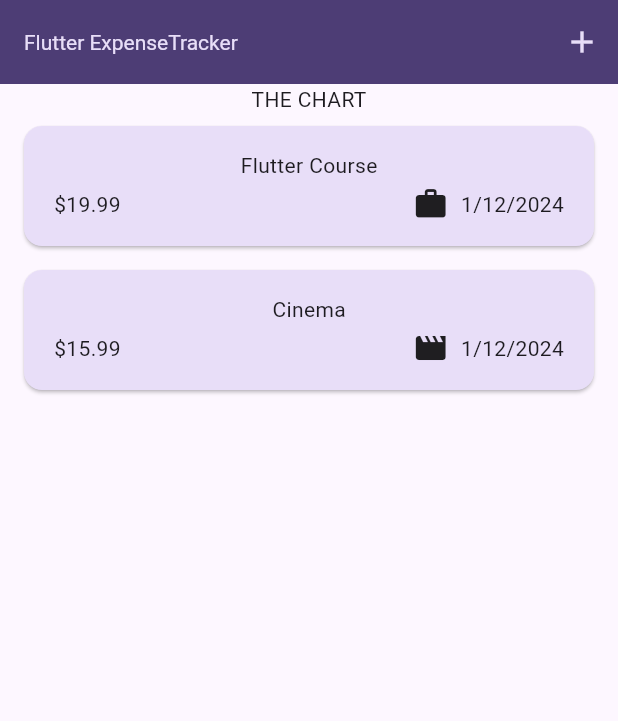
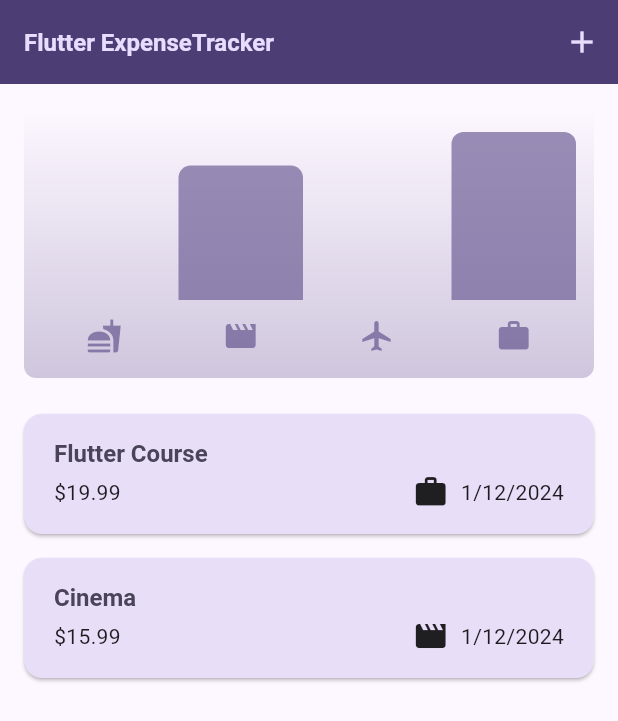
Before and after one commit to TheoBreaux/expense_tracker_flutter, a Flutter app: the screen it shows after launch, on a phone screen of 412 x 824 dp. Shown: the top 721 px of the screen. Run offline on Flutter 3.47's test engine with Material 3 defaults, Android fonts, the phone set to English and light mode, and no system bars.

Commit message:
chart and chartbar added

```diff
--- a/lib/main.dart
+++ b/lib/main.dart
@@ -5,15 +5,32 @@ var kColorScheme = ColorScheme.fromSeed(
   seedColor: const Color.fromARGB(255, 96, 59, 181),
 );
 
+var kDarkColorScheme = ColorScheme.fromSeed(
+  brightness: Brightness.dark,
+  seedColor: const Color.fromARGB(255, 5, 99, 125),
+);
+
 void main() {
   runApp(
     MaterialApp(
       // debugShowCheckedModeBanner: false,
+      darkTheme: ThemeData.dark().copyWith(
+        colorScheme: kDarkColorScheme,
+        cardTheme: const CardTheme().copyWith(
+          color: kDarkColorScheme.secondaryContainer,
+          margin: const EdgeInsets.symmetric(horizontal: 16, vertical: 8),
+        ),
+        elevatedButtonTheme: ElevatedButtonThemeData(
+          style: ElevatedButton.styleFrom(
+              backgroundColor: kDarkColorScheme.primaryContainer,
+              foregroundColor: kDarkColorScheme.onPrimaryContainer),
+        ),
+      ),
       theme: ThemeData(
         colorScheme: kColorScheme,
         appBarTheme: const AppBarTheme().copyWith(
           backgroundColor: kColorScheme.onPrimaryContainer,
-          foregroundColor: kColorScheme.secondaryContainer,
+          foregroundColor: kColorScheme.primaryContainer,
         ),
         cardTheme: const CardTheme().copyWith(
           color: kColorScheme.secondaryContainer,
@@ -26,12 +43,13 @@ void main() {
         ),
         textTheme: ThemeData().textTheme.copyWith(
               titleLarge: TextStyle(
-                fontWeight: FontWeight.normal,
+                fontWeight: FontWeight.bold,
                 color: kColorScheme.onSecondaryContainer,
-                fontSize: 14,
+                fontSize: 16,
               ),
             ),
       ),
+      //themeMode: ThemeMode.system, //default
       home: const Expenses(),
     ),
   );
--- a/lib/models/expense.dart
+++ b/lib/models/expense.dart
@@ -52,3 +52,27 @@ class Expense {
     return formatter.format(date);
   }
 }
+
+class ExpenseBucket {
+  const ExpenseBucket({
+    required this.category,
+    required this.expenses,
+  });
+
+  ExpenseBucket.forCategory(List<Expense> allExpenses, this.category)
+      : expenses = allExpenses
+            .where((expense) => expense.category == category)
+            .toList();
+
+  final Category category;
+  final List<Expense> expenses;
+
+  double get totalExpenses {
+    double sum = 0;
+
+    for (final expense in expenses) {
+      sum += expense.amount;
+    }
+    return sum;
+  }
+}
--- /dev/null
+++ b/lib/widgets/chart/chart.dart
@@ -0,0 +1,94 @@
+import 'package:flutter/material.dart';
+import 'package:expense_tracker/widgets/chart/chart_bar.dart';
+import 'package:expense_tracker/models/expense.dart';
+
+class Chart extends StatelessWidget {
+  const Chart({super.key, required this.expenses});
+
+  final List<Expense> expenses;
+
+  List<ExpenseBucket> get buckets {
+    return [
+      ExpenseBucket.forCategory(expenses, Category.food),
+      ExpenseBucket.forCategory(expenses, Category.entertainment),
+      ExpenseBucket.forCategory(expenses, Category.travel),
+      ExpenseBucket.forCategory(expenses, Category.work),
+    ];
+  }
+
+  double get maxTotalExpense {
+    double maxTotalExpense = 0;
+
+    for (final bucket in buckets) {
+      if (bucket.totalExpenses > maxTotalExpense) {
+        maxTotalExpense = bucket.totalExpenses;
+      }
+    }
+
+    return maxTotalExpense;
+  }
+
+  @override
+  Widget build(BuildContext context) {
+    final isDarkMode =
+        MediaQuery.of(context).platformBrightness == Brightness.dark;
+    return Container(
+      margin: const EdgeInsets.all(16),
+      padding: const EdgeInsets.symmetric(
+        vertical: 16,
+        horizontal: 8,
+      ),
+      width: double.infinity,
+      height: 180,
+      decoration: BoxDecoration(
+        borderRadius: BorderRadius.circular(8),
+        gradient: LinearGradient(
+          colors: [
+            Theme.of(context).colorScheme.primary.withOpacity(0.3),
+            Theme.of(context).colorScheme.primary.withOpacity(0.0)
+          ],
+          begin: Alignment.bottomCenter,
+          end: Alignment.topCenter,
+        ),
+      ),
+      child: Column(
+        children: [
+          Expanded(
+            child: Row(
+              crossAxisAlignment: CrossAxisAlignment.end,
+              children: [
+                for (final bucket in buckets) // alternative to map()
+                  ChartBar(
+                    fill: bucket.totalExpenses == 0
+                        ? 0
+                        : bucket.totalExpenses / maxTotalExpense,
+                  )
+              ],
+            ),
+          ),
+          const SizedBox(height: 12),
+          Row(
+            children: buckets
+                .map(
+                  (bucket) => Expanded(
+                    child: Padding(
+                      padding: const EdgeInsets.symmetric(horizontal: 4),
+                      child: Icon(
+                        categoryIcons[bucket.category],
+                        color: isDarkMode
+                            ? Theme.of(context).colorScheme.secondary
+                            : Theme.of(context)
+                                .colorScheme
+                                .primary
+                                .withOpacity(0.7),
+                      ),
+                    ),
+                  ),
+                )
+                .toList(),
+          )
+        ],
+      ),
+    );
+  }
+}
--- /dev/null
+++ b/lib/widgets/chart/chart_bar.dart
@@ -0,0 +1,34 @@
+import 'package:flutter/material.dart';
+
+class ChartBar extends StatelessWidget {
+  const ChartBar({
+    super.key,
+    required this.fill,
+  });
+
+  final double fill;
+
+  @override
+  Widget build(BuildContext context) {
+    final isDarkMode =
+        MediaQuery.of(context).platformBrightness == Brightness.dark;
+    return Expanded(
+      child: Padding(
+        padding: const EdgeInsets.symmetric(horizontal: 4),
+        child: FractionallySizedBox(
+          heightFactor: fill,
+          child: DecoratedBox(
+            decoration: BoxDecoration(
+              shape: BoxShape.rectangle,
+              borderRadius:
+                  const BorderRadius.vertical(top: Radius.circular(8)),
+              color: isDarkMode
+                  ? Theme.of(context).colorScheme.secondary
+                  : Theme.of(context).colorScheme.primary.withOpacity(0.65),
+            ),
+          ),
+        ),
+      ),
+    );
+  }
+}
--- a/lib/widgets/expenses.dart
+++ b/lib/widgets/expenses.dart
@@ -1,3 +1,4 @@
+import 'package:expense_tracker/widgets/chart/chart.dart';
 import 'package:expense_tracker/widgets/expenses_list/expenses_list.dart';
 import 'package:expense_tracker/widgets/new_expense.dart';
 import 'package:flutter/material.dart';
@@ -88,7 +89,7 @@ class _ExpensesState extends State<Expenses> {
       ),
       body: Column(
         children: [
-          const Text('THE CHART'),
+          Chart(expenses: _registeredExpenses),
           Expanded(
             child: mainContent,
           ),
--- a/lib/widgets/expenses_list/expense_item.dart
+++ b/lib/widgets/expenses_list/expense_item.dart
@@ -15,8 +15,12 @@ class ExpenseItem extends StatelessWidget {
           vertical: 16,
         ),
         child: Column(
+          crossAxisAlignment: CrossAxisAlignment.start,
           children: [
-            Text(expense.title),
+            Text(
+              expense.title,
+              style: Theme.of(context).textTheme.titleLarge,
+            ),
             const SizedBox(height: 4),
             Row(
               children: [
--- a/lib/widgets/expenses_list/expenses_list.dart
+++ b/lib/widgets/expenses_list/expenses_list.dart
@@ -14,6 +14,12 @@ class ExpensesList extends StatelessWidget {
     return ListView.builder(
       itemCount: expenses.length,
       itemBuilder: (context, index) => Dismissible(
+        background: Container(
+          color: Theme.of(context).colorScheme.error.withOpacity(0.75),
+          margin: EdgeInsets.symmetric(
+            horizontal: Theme.of(context).cardTheme.margin!.horizontal,
+          ),
+        ),
         key: ValueKey(
           expenses[index],
         ),
```
